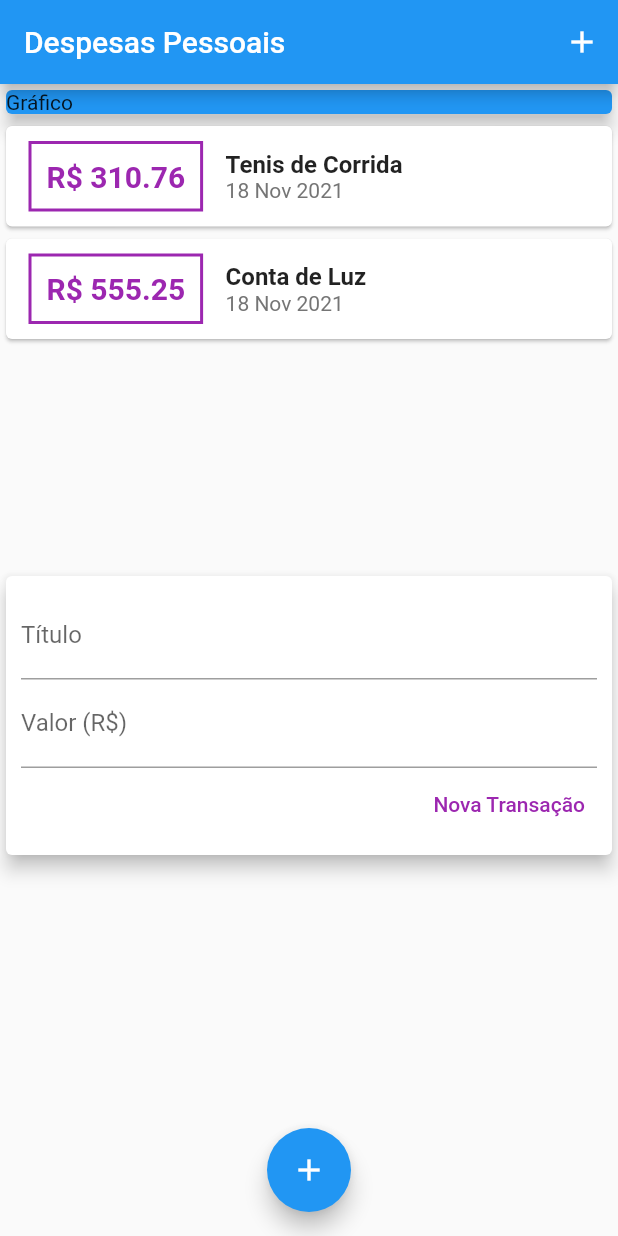
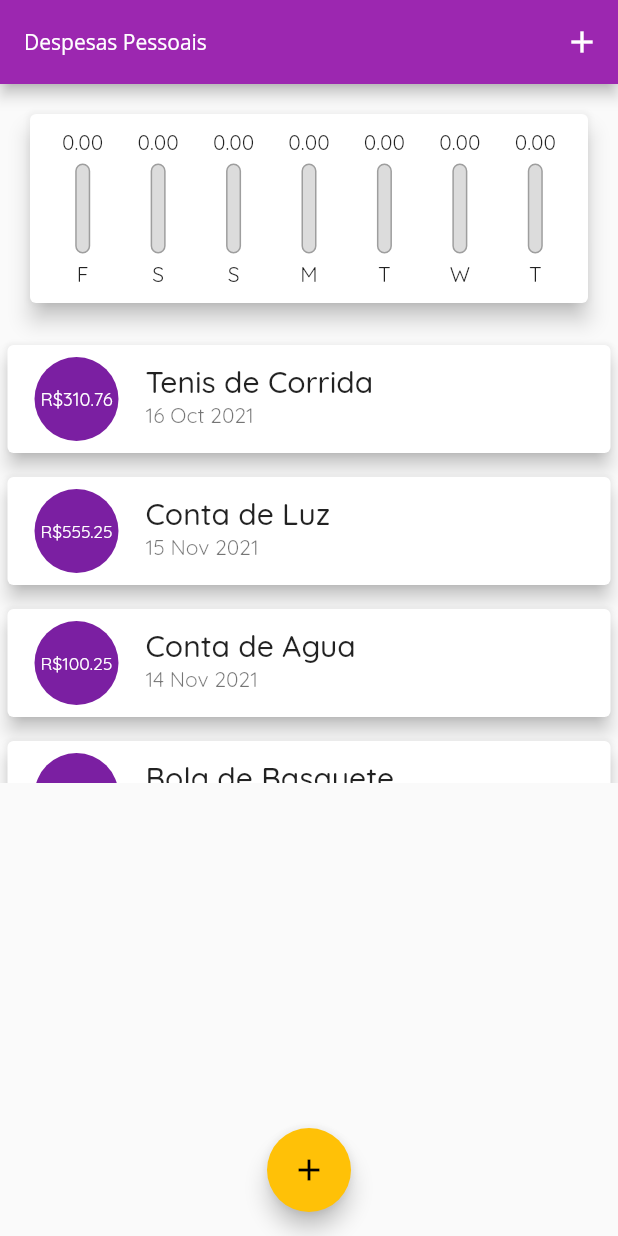
Before and after one commit to felipegdantas/Flutter-Udemy, a Flutter app: the screen it shows after launch, on a phone screen of 412 x 824 dp. Run offline on Flutter 3.47's test engine with Material 2 defaults, Android fonts, the phone set to English and light mode, and no system bars.

Commit message:
Up to class 131
updating the files until class 131

```diff
--- /dev/null
+++ b/expenses/lib/components/chart.dart
@@ -0,0 +1,68 @@
+import 'chart_bar.dart';
+import '../models/transaction.dart';
+import 'package:flutter/material.dart';
+import 'package:intl/intl.dart';
+
+class Chart extends StatelessWidget {
+  final List<Transaction> recentTransaction;
+
+  Chart(this.recentTransaction);
+
+  List<Map<String, Object>> get groupedTransactions {
+    return List.generate(7, (index) {
+      final weekDay = DateTime.now().subtract(
+        Duration(days: index),
+      );
+
+      double totalSum = 0.0;
+
+      for (var i = 0; i < recentTransaction.length; i++) {
+        bool sameDay = recentTransaction[i].date.day == weekDay.day;
+        bool sameMonth = recentTransaction[i].date.month == weekDay.month;
+        bool sameYear = recentTransaction[i].date.day == weekDay.year;
+
+        if (sameDay && sameMonth && sameYear) {
+          totalSum += recentTransaction[i].value;
+        }
+      }
+
+      print(DateFormat.E().format(weekDay)[0]);
+      print(totalSum);
+
+      return {
+        'day': DateFormat.E().format(weekDay)[0],
+        'value': totalSum,
+      };
+    }).reversed.toList();
+  }
+
+  double get _weekTotalValue {
+    return groupedTransactions.fold(0.0, (sum, tr) {
+      return sum + (tr['value'] as double);
+    });
+  }
+
+  @override
+  Widget build(BuildContext context) {
+    return Card(
+      elevation: 6,
+      margin: EdgeInsets.all(20),
+      child: Padding(
+        padding: const EdgeInsets.all(10),
+        child: Row(
+          mainAxisAlignment: MainAxisAlignment.spaceAround,
+          children: groupedTransactions.map((tr) {
+            return Flexible(
+              fit: FlexFit.tight,
+              child: ChartBar(
+                label: tr['day'].toString(),
+                value: tr['value'] as double,
+                percentage: (tr['value'] as double) / _weekTotalValue,
+              ),
+            );
+          }).toList(),
+        ),
+      ),
+    );
+  }
+}
--- /dev/null
+++ b/expenses/lib/components/chart_bar.dart
@@ -0,0 +1,55 @@
+import 'package:flutter/material.dart';
+
+class ChartBar extends StatelessWidget {
+  final String? label;
+  final double? value;
+  final double? percentage;
+
+  ChartBar({
+    this.label,
+    this.value,
+    this.percentage,
+  });
+
+  @override
+  Widget build(BuildContext context) {
+    return Column(
+      children: <Widget>[
+        FittedBox(
+          child: Text('${value!.toStringAsFixed(2)}'),
+        ),
+        SizedBox(height: 5),
+        Container(
+          height: 60,
+          width: 10,
+          child: Stack(
+            alignment: Alignment.bottomCenter,
+            children: <Widget>[
+              Container(
+                decoration: BoxDecoration(
+                  border: Border.all(
+                    color: Colors.grey,
+                    width: 1.0,
+                  ),
+                  color: Color.fromRGBO(220, 220, 220, 1),
+                  borderRadius: BorderRadius.circular(5),
+                ),
+              ),
+              FractionallySizedBox(
+                heightFactor: percentage,
+                child: Container(
+                  decoration: BoxDecoration(
+                    color: Theme.of(context).primaryColor,
+                    borderRadius: BorderRadius.circular(5),
+                  ),
+                ),
+              )
+            ],
+          ),
+        ),
+        SizedBox(height: 5),
+        Text(label.toString()),
+      ],
+    );
+  }
+}
--- a/expenses/lib/components/transaction_form.dart
+++ b/expenses/lib/components/transaction_form.dart
@@ -1,12 +1,18 @@
 import 'package:flutter/material.dart';
 
-class TransactionForm extends StatelessWidget {
-  final titleController = TextEditingController();
-  final valueController = TextEditingController();
-
+class TransactionForm extends StatefulWidget {
   final void Function(String, double) onSubmit;
 
   TransactionForm(this.onSubmit);
+
+  @override
+  State<TransactionForm> createState() => _TransactionFormState();
+}
+
+class _TransactionFormState extends State<TransactionForm> {
+  final titleController = TextEditingController();
+
+  final valueController = TextEditingController();
 
   _submitForm() {
     final title = titleController.text;
@@ -16,7 +22,7 @@ class TransactionForm extends StatelessWidget {
       return;
     }
 
-    onSubmit(title, value);
+    widget.onSubmit(title, value);
   }
 
   @override
--- a/expenses/lib/components/transaction_list.dart
+++ b/expenses/lib/components/transaction_list.dart
@@ -4,59 +4,58 @@ import 'package:intl/intl.dart';
 
 class TransactionList extends StatelessWidget {
   final List<Transaction> transactions;
+
   TransactionList(this.transactions);
 
   @override
   Widget build(BuildContext context) {
     return Container(
       height: 300,
-      child: ListView.builder(
+      child: transactions.isEmpty
+          ? Column(
+              children: <Widget>[
+                SizedBox(height: 20),
+                Text(
+                  'Nenhuma Transação Cadastrada!',
+                  style: Theme.of(context).textTheme.headline6,
+                ),
+                SizedBox(height: 20),
+                Container(
+                  height: 200,
+                  child: Image.asset(
+                    'assets/images/waiting.png',
+                    fit: BoxFit.cover,
+                  ),
+                ),
+              ],
+            )
+          : ListView.builder(
               itemCount: transactions.length,
               itemBuilder: (ctx, index) {
                 final tr = transactions[index];
                 return Card(
-            child: Row(
-              children: <Widget>[
-                Container(
+                  elevation: 5,
                   margin: EdgeInsets.symmetric(
-                    horizontal: 15,
-                    vertical: 10,
+                    vertical: 8,
+                    horizontal: 5,
                   ),
-                  decoration: BoxDecoration(
-                    border: Border.all(
-                      color: Colors.purple,
-                      width: 2,
-                    ),
-                  ),
-                  padding: EdgeInsets.all(10),
-                  child: Text(
-                    'R\$ ${tr.value.toStringAsFixed(2)}',
-                    style: TextStyle(
-                      fontWeight: FontWeight.bold,
-                      fontSize: 20,
-                      color: Colors.purple,
+                  child: ListTile(
+                    leading: CircleAvatar(
+                      radius: 30,
+                      child: Padding(
+                        padding: const EdgeInsets.all(6),
+                        child: FittedBox(
+                          child: Text('R\$${tr.value}'),
                         ),
                       ),
                     ),
-                Column(
-                  crossAxisAlignment: CrossAxisAlignment.start,
-                  children: <Widget>[
-                    Text(
+                    title: Text(
                       tr.title,
-                      style: TextStyle(
-                        fontSize: 16,
-                        fontWeight: FontWeight.bold,
+                      style: Theme.of(context).textTheme.headline6,
                     ),
+                    subtitle: Text(
+                      DateFormat('d MMM y').format(tr.date),
                     ),
-                    Text(
-                      DateFormat('d MMM y').format(tr.date),
-                      style: TextStyle(
-                        color: Colors.grey[600],
-                      ),
-                    ),
-                  ],
-                )
-              ],
                   ),
                 );
               },
--- a/expenses/lib/components/transaction_user.dart
+++ /dev/null
@@ -1,50 +0,0 @@
-import 'dart:math';
-import 'package:flutter/material.dart';
-import 'transaction_form.dart';
-import 'transaction_list.dart';
-import '../models/transaction.dart';
-
-class TransactionUser extends StatefulWidget {
-  @override
-  _TransactionUserState createState() => _TransactionUserState();
-}
-
-class _TransactionUserState extends State<TransactionUser> {
-  final _transactions = [
-    Transaction(
-      id: 't1',
-      title: 'Tenis de Corrida',
-      value: 310.76,
-      date: DateTime.now(),
-    ),
-    Transaction(
-      id: 't2',
-      title: 'Conta de Luz',
-      value: 555.25,
-      date: DateTime.now(),
-    ),
-  ];
-
-  _addTransaction(String title, double value) {
-    final newTransaction = Transaction(
-      id: Random().nextDouble().toString(),
-      title: title,
-      value: value,
-      date: DateTime.now(),
-    );
-
-    setState(() {
-      _transactions.add(newTransaction);
-    });
-  }
-
-  @override
-  Widget build(BuildContext context) {
-    return Column(
-      children: <Widget>[
-        TransactionList(_transactions),
-        TransactionForm(_addTransaction),
-      ],
-    );
-  }
-}
--- a/expenses/lib/main.dart
+++ b/expenses/lib/main.dart
@@ -1,5 +1,10 @@
-import 'package:expenses/components/transaction_user.dart';
+import 'package:expenses/components/chart.dart';
 import 'package:flutter/material.dart';
+
+import 'components/transaction_form.dart';
+import 'components/transaction_list.dart';
+import 'models/transaction.dart';
+import 'dart:math';
 
 main() => runApp(ExpensesApp());
 
@@ -8,11 +13,86 @@ class ExpensesApp extends StatelessWidget {
   Widget build(BuildContext context) {
     return MaterialApp(
       home: MyHomePage(),
+      theme: ThemeData(
+        primarySwatch: Colors.purple,
+        accentColor: Colors.amber,
+        fontFamily: 'Quicksand',
+        appBarTheme: AppBarTheme(
+          textTheme: ThemeData.light().textTheme.copyWith(
+                headline6: TextStyle(
+                  fontFamily: 'OpenSans',
+                ),
+              ),
+        ),
+      ),
     );
   }
 }
 
-class MyHomePage extends StatelessWidget {
+class MyHomePage extends StatefulWidget {
+  @override
+  State<MyHomePage> createState() => _MyHomePageState();
+}
+
+class _MyHomePageState extends State<MyHomePage> {
+  final List<Transaction> _transactions = [
+    Transaction(
+      id: 't1',
+      title: 'Tenis de Corrida',
+      value: 310.76,
+      date: DateTime.now().subtract(Duration(days: 33)),
+    ),
+    Transaction(
+      id: 't2',
+      title: 'Conta de Luz',
+      value: 555.25,
+      date: DateTime.now().subtract(Duration(days: 3)),
+    ),
+    Transaction(
+      id: 't3',
+      title: 'Conta de Agua',
+      value: 100.25,
+      date: DateTime.now().subtract(Duration(days: 4)),
+    ),
+    Transaction(
+      id: 't4',
+      title: 'Bola de Basquete',
+      value: 55.25,
+      date: DateTime.now().subtract(Duration(days: 5)),
+    ),
+  ];
+
+  List<Transaction> get _recentTransactions {
+    return _transactions.where((tr) {
+      return tr.date.isAfter(DateTime.now().subtract(
+        Duration(days: 7),
+      ));
+    }).toList();
+  }
+
+  _addTransaction(String title, double value) {
+    final newTransaction = Transaction(
+      id: Random().nextDouble().toString(),
+      title: title,
+      value: value,
+      date: DateTime.now(),
+    );
+
+    setState(() {
+      _transactions.add(newTransaction);
+    });
+
+    Navigator.of(context).pop();
+  }
+
+  _openTransactionFormModal(BuildContext context) {
+    showModalBottomSheet(
+        context: context,
+        builder: (_) {
+          return TransactionForm(_addTransaction);
+        });
+  }
+
   @override
   Widget build(BuildContext context) {
     return Scaffold(
@@ -20,7 +100,7 @@ class MyHomePage extends StatelessWidget {
         title: Text('Despesas Pessoais'),
         actions: <Widget>[
           IconButton(
-            onPressed: () {},
+            onPressed: () => _openTransactionFormModal(context),
             icon: Icon(Icons.add),
           ),
         ],
@@ -29,21 +109,14 @@ class MyHomePage extends StatelessWidget {
         child: Column(
           crossAxisAlignment: CrossAxisAlignment.stretch,
           children: <Widget>[
-            Container(
-              width: double.infinity,
-              child: Card(
-                color: Colors.blue,
-                child: Text('Gráfico'),
-                elevation: 5,
-              ),
-            ),
-            TransactionUser(),
+            Chart(_recentTransactions),
+            TransactionList(_transactions),
           ],
         ),
       ),
       floatingActionButton: FloatingActionButton(
         child: Icon(Icons.add),
-        onPressed: () {},
+        onPressed: () => _openTransactionFormModal(context),
       ),
       floatingActionButtonLocation: FloatingActionButtonLocation.centerFloat,
     );
--- a/expenses/lib/models/transaction.dart
+++ b/expenses/lib/models/transaction.dart
@@ -1,5 +1,3 @@
-import 'package:flutter/cupertino.dart';
-
 class Transaction {
   final String id;
   final String title;
```
Also changed, not shown: expenses/pubspec.yaml (+16 -13 lines), expenses/assets/fonts/OpenSans-Bold.ttf (added), expenses/assets/fonts/OpenSans-Regular.ttf (added), expenses/assets/fonts/Quicksand-Bold.ttf (added), expenses/assets/fonts/Quicksand-Light.ttf (added), expenses/assets/fonts/Quicksand-Medium.ttf (added), expenses/assets/fonts/Quicksand-Regular.ttf (added), expenses/assets/images/waiting.png (added). Lines whose indentation alone changed are shown as unchanged.
